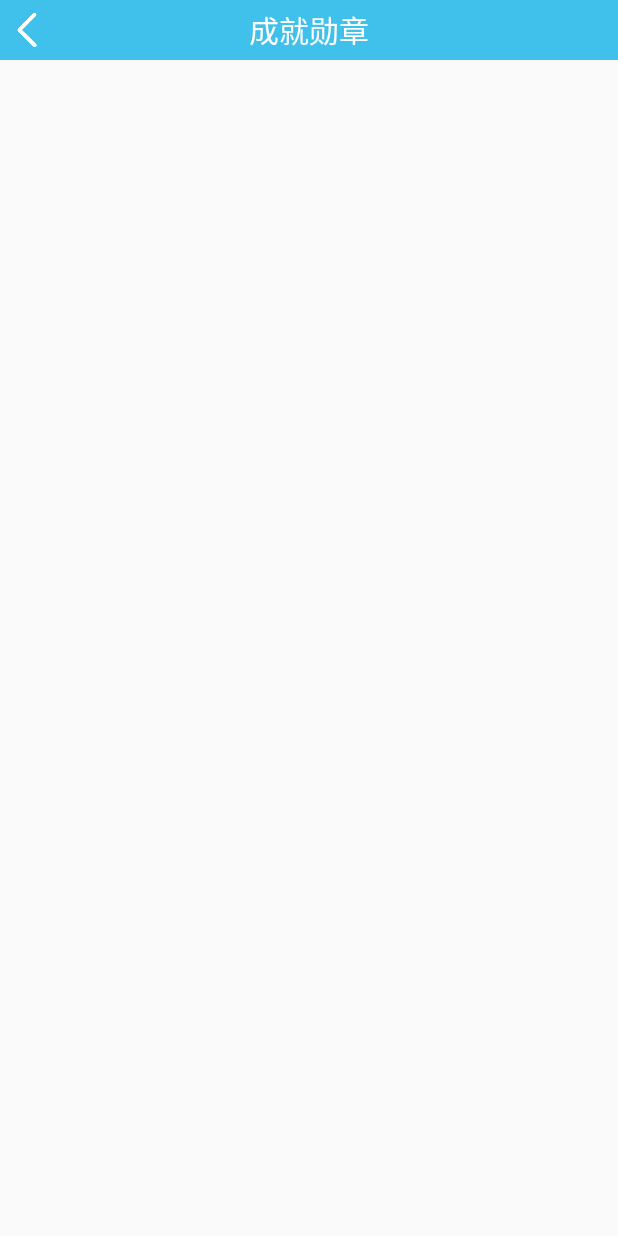
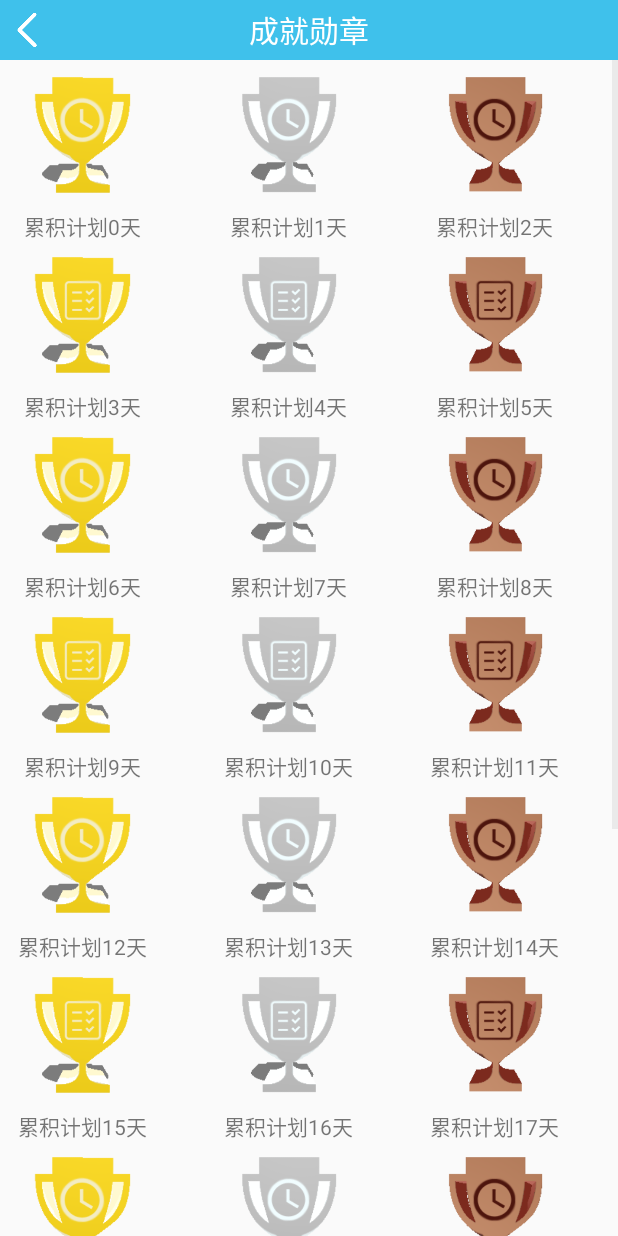
Before and after one commit to kinglc/GraduationProject, an Android app: the AchieveActivity screen opened directly, with no data from a screen before it, on a phone screen of 412 x 824 dp. Run offline under Robolectric (Android 15) with nearby library versions, the phone set to English and light mode, and no system bars.

Commit message:
achieve完成

```diff
--- a/TimeBlock/app/src/main/java/com/king/block/user/Achieve.java
+++ b/TimeBlock/app/src/main/java/com/king/block/user/Achieve.java
@@ -2,7 +2,7 @@ package com.king.block.user;
 
 public class Achieve {
     int id;
-    int type;//0-金，1-银，2-铜，-1 -无
+    int type;//0-2 金银铜计划，3-5 金银铜待办
     String name;
 
     public Achieve(int id, int type, String name) {
--- a/TimeBlock/app/src/main/java/com/king/block/user/AchieveActivity.java
+++ b/TimeBlock/app/src/main/java/com/king/block/user/AchieveActivity.java
@@ -4,21 +4,34 @@ import androidx.appcompat.app.AppCompatActivity;
 
 import android.os.Bundle;
 import android.view.View;
+import android.widget.Adapter;
+import android.widget.AdapterView;
+import android.widget.BaseAdapter;
+import android.widget.GridView;
 import android.widget.ImageView;
+import android.widget.Toast;
 
 import com.king.block.R;
 
+import java.util.ArrayList;
+
 public class AchieveActivity extends AppCompatActivity {
+
+    private GridView gv;
+    private AchieveAdapter achieveAdapter;
+    private ArrayList<Achieve> achieve_list = null;
 
     @Override
     protected void onCreate(Bundle savedInstanceState) {
         super.onCreate(savedInstanceState);
         setContentView(R.layout.activity_achieve);
         initTop();
+        initData();
+        initGv();
     }
 
-    private void initTop(){
-        ImageView back = (ImageView)findViewById(R.id.back);
+    private void initTop() {
+        ImageView back = (ImageView) findViewById(R.id.back);
         back.setOnClickListener(new View.OnClickListener() {
             @Override
             public void onClick(View v) {
@@ -26,4 +39,20 @@ public class AchieveActivity extends AppCompatActivity {
             }
         });
     }
+
+    private void initData() {
+        // 未完成-初始化数据
+        achieve_list = new ArrayList<Achieve>();
+        for (int i = 0; i < 30; i++) {
+            achieve_list.add(new Achieve(i, i % 6, "累积计划" + i + "天"));
+        }
+        System.out.println(achieve_list);
+    }
+
+    private void initGv() {
+        gv = (GridView) findViewById(R.id.achieve_gv);
+        achieveAdapter = new AchieveAdapter(AchieveActivity.this, R.layout.item_achieve, achieve_list);
+        gv.setAdapter(achieveAdapter);
+    }
+
 }
--- a/TimeBlock/app/src/main/java/com/king/block/user/AchieveAdapter.java
+++ b/TimeBlock/app/src/main/java/com/king/block/user/AchieveAdapter.java
@@ -1,4 +1,78 @@
 package com.king.block.user;
 
-public class AchieveAdapter {
+import android.content.Context;
+import android.view.LayoutInflater;
+import android.view.View;
+import android.view.ViewGroup;
+import android.widget.BaseAdapter;
+import android.widget.ImageView;
+import android.widget.ListView;
+import android.widget.TextView;
+
+import com.king.block.R;
+
+import java.util.List;
+
+public class AchieveAdapter extends BaseAdapter {
+    private Context context;
+    private List<Achieve> mList;
+
+    private Achieve achieve;
+    private AchieveAdapter.ViewHolder viewHolder;
+    public AchieveAdapter(Context context, int textViewResourceId, List<Achieve> achieve_list){
+        this.context=context;
+        this.mList = achieve_list;
+    }
+
+    @Override
+    public int getCount() {
+        return mList.size();
+    }
+
+    @Override
+    public Object getItem(int position) {
+        return mList.get(position);
+    }
+
+    @Override
+    public long getItemId(int position) {
+        return mList.get(position).getId();
+    }
+
+    @Override
+    public View getView(int position, View convertView, ViewGroup parent){
+        achieve = (Achieve)getItem(position);
+        viewHolder = null;
+        if(convertView == null || convertView.getTag() != null){
+//            convertView = View.inflate(context,R.layout.item_achieve, null);
+            convertView = LayoutInflater.from(context).inflate(R.layout.item_achieve, parent,false);
+            viewHolder = new AchieveAdapter.ViewHolder();
+            initHolder(convertView,viewHolder);
+
+            convertView.setTag(viewHolder);
+        }else{
+            viewHolder = (AchieveAdapter.ViewHolder) convertView.getTag();
+        }
+        viewHolder.name.setText(achieve.getName());
+        switch (achieve.getType()){
+            case 0:viewHolder.cup.setImageResource(R.drawable.gold_plan);break;
+            case 1:viewHolder.cup.setImageResource(R.drawable.silver_plan);break;
+            case 2:viewHolder.cup.setImageResource(R.drawable.copper_plan);break;
+            case 3:viewHolder.cup.setImageResource(R.drawable.gold_todo);break;
+            case 4:viewHolder.cup.setImageResource(R.drawable.silver_todo);break;
+            case 5:viewHolder.cup.setImageResource(R.drawable.copper_todo);break;
+            default:break;
+        }
+        return convertView;
+    }
+
+    private void initHolder(View v, AchieveAdapter.ViewHolder vh){
+        vh.name = (TextView) v.findViewById(R.id.name);
+        vh.cup = (ImageView) v.findViewById(R.id.cup);
+    }
+
+    class ViewHolder{
+        TextView name;
+        ImageView cup;
+    }
 }
--- a/TimeBlock/app/src/main/res/layout/activity_achieve.xml
+++ b/TimeBlock/app/src/main/res/layout/activity_achieve.xml
@@ -4,7 +4,8 @@
     xmlns:tools="http://schemas.android.com/tools"
     android:layout_width="match_parent"
     android:layout_height="match_parent"
-    tools:context=".user.AchieveActivity">
+    tools:context=".user.AchieveActivity"
+    android:orientation="vertical">
         <LinearLayout
             android:layout_width="match_parent"
             android:layout_height="40dp"
@@ -27,4 +28,14 @@
                 android:textSize="20dp"
                 android:textColor="#fff"/>
         </LinearLayout>
+        <LinearLayout
+            android:layout_width="wrap_content"
+            android:layout_height="match_parent"
+            android:layout_gravity="center">
+            <GridView
+                android:id="@+id/achieve_gv"
+                android:layout_width="match_parent"
+                android:layout_height="match_parent"
+                android:numColumns="3"/>
+        </LinearLayout>
 </LinearLayout>
--- a/TimeBlock/app/src/main/res/layout/item_achieve.xml
+++ b/TimeBlock/app/src/main/res/layout/item_achieve.xml
@@ -2,18 +2,19 @@
 <LinearLayout xmlns:android="http://schemas.android.com/apk/res/android"
     android:layout_width="110dp"
     android:layout_height="120dp"
-    android:orientation="horizontal">
+    android:orientation="vertical">
     <ImageView
         android:layout_width="90dp"
         android:layout_height="80dp"
         android:layout_margin="10dp"
         android:id="@+id/cup"
-        android:background="@drawable/gold_plan"
-        android:gravity="center"/>
+        android:layout_gravity="center"/>
     <TextView
-        android:layout_width="90dp"
+        android:layout_width="108dp"
         android:layout_height="20dp"
         android:id="@+id/name"
         android:layout_gravity="center"
+        android:gravity="center"
+        android:text="累积进行计划100天"
         />
 </LinearLayout>
--- a/TimeBlock/app/src/main/res/values/colors.xml
+++ b/TimeBlock/app/src/main/res/values/colors.xml
@@ -23,5 +23,5 @@
 
     <color name="gold">#FFD700</color>
     <color name="silver">#C0C0C0</color>
-    <color name="copper">#CB845A</color>
+    <color name="copper">#DAA520</color>
 </resources>
```
